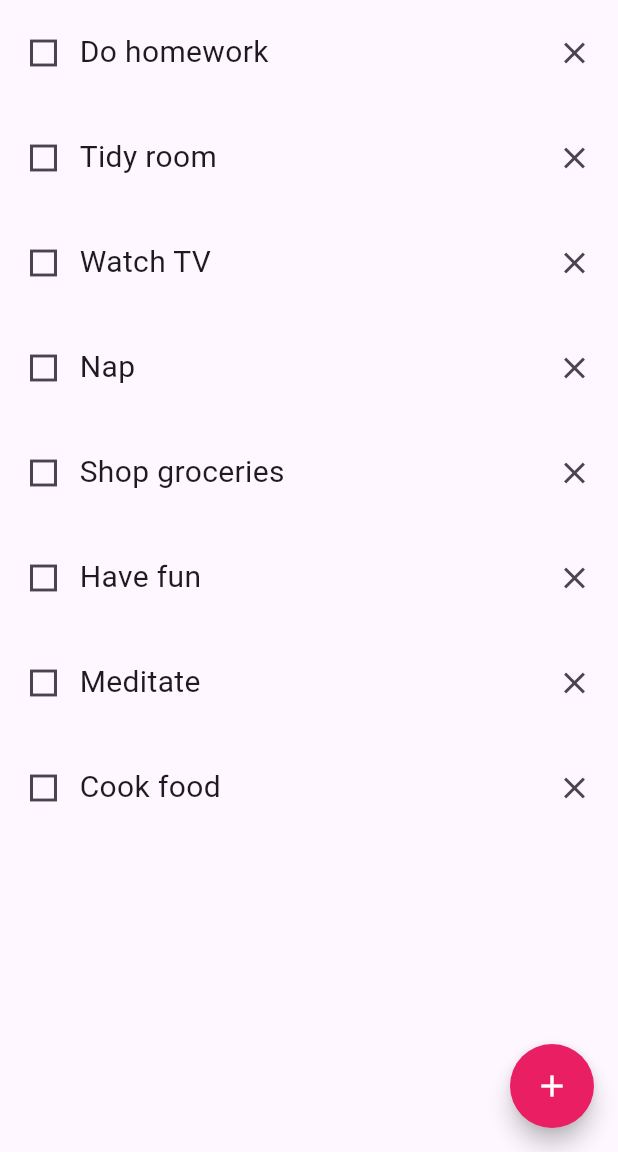
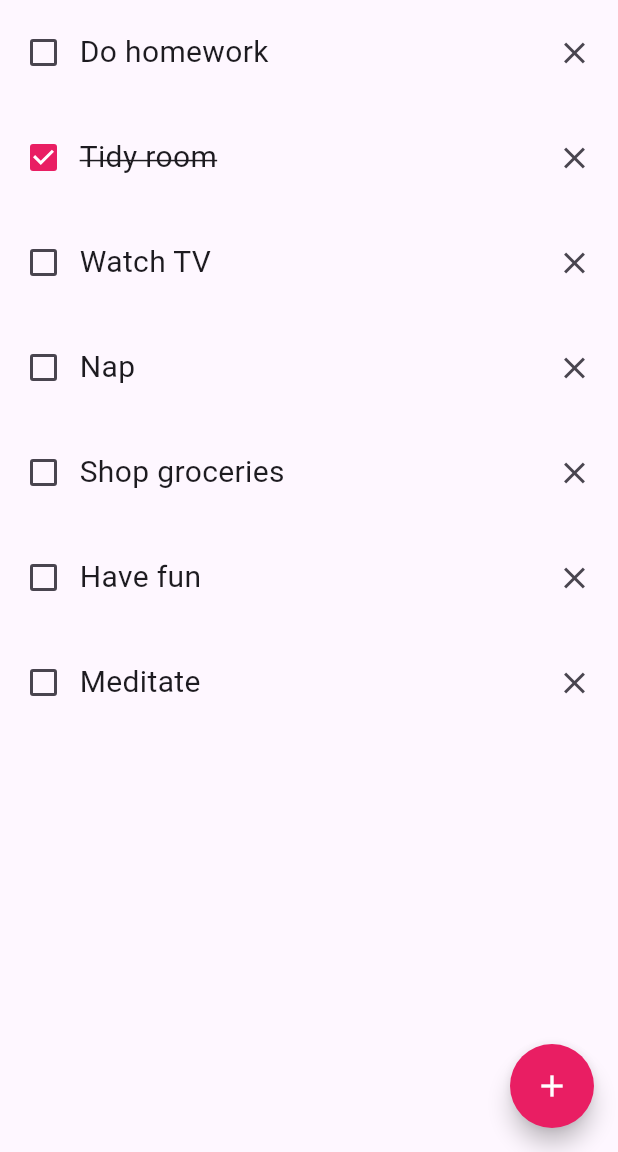
Before and after one commit to gu-tig333-ht25/guslunjofv, a Flutter app: the screen it shows after launch, after a tap on the "close" icon, on a phone screen of 412 x 824 dp, the part 84-1236 px from its top. Run offline on Flutter 3.47's test engine with Material 3 defaults, Android fonts, the phone set to English and light mode, and no system bars.

Commit message:
Kryssa i/ur boxarna funkar
List består av Todo istället för String. Använder checkbox() för funktionaliteten. En förkryssad box ger överstruken text.

```diff
--- a/lib/main.dart
+++ b/lib/main.dart
@@ -2,26 +2,29 @@ import 'package:flutter/material.dart';
 import 'package:provider/provider.dart';
 
 class MyState extends ChangeNotifier{
-  final List<String> _todos = [
-    "Write a book",
-    "Do homework",
-    "Tidy room",
-    "Watch TV",
-    "Nap",
-    "Shop groceries",
-    "Have fun",
-    "Meditate",
-    "Cook food"
+  final List<Todo> _todos = [          //list with the items included in the app's todolist
+    Todo(title: 'Write a book'),
+    Todo(title: 'Do homework'),
+    Todo(title: 'Tidy room', done: true),
+    Todo(title: 'Watch TV'),
+    Todo(title: 'Nap'),
+    Todo(title: 'Shop groceries'),
+    Todo(title: 'Have fun'),
+    Todo(title: 'Meditate'),
   ];
 
-  List<String> get todos => _todos;
+  List<Todo> get todos => _todos;
 
   void addTodo(String title) {
-    _todos.add(title);
+    _todos.add(Todo(title: title));
     notifyListeners();
 }
-  void removeTodo(String title) {
-    _todos.remove(title);
+  void removeTodo(Todo todo) {
+    _todos.remove(todo);
+    notifyListeners();
+  }
+    void checkTodo(Todo todo, bool? value) {
+    todo.done = value ?? false;               //if value is null, set todo.done to false
     notifyListeners();
   }
 }
@@ -34,6 +37,13 @@ void main() {
     child: MyApp(),
     ),
     );
+}
+
+class Todo {         //class with title and done (true/false), can take more info than only a list taking String (as used before)
+  String title;
+  bool done;
+
+  Todo({required this.title, this.done = false});
 }
 
 class MyApp extends StatelessWidget {
@@ -49,9 +59,9 @@ class MyApp extends StatelessWidget {
 }
 
 class TodoItem extends StatelessWidget {  //creates (or removes) a new item in the list, a title/name is required to add
-  final String title;
+  final Todo todo;
 
-  const TodoItem({super.key, required this.title});
+  const TodoItem({super.key, required this.todo});
 
   @override
   Widget build(BuildContext context) {
@@ -62,10 +72,10 @@ class TodoItem extends StatelessWidget {  //creates (or removes) a new item in t
       margin: EdgeInsetsGeometry.all(5),
       child: Row(
         children: [
-          IconButton(icon: Icon(Icons.square_outlined), onPressed: (){},),  //gör om detta till en iconbutton också (för att kunna kryssa i rutan)??
-          Text(title, style: TextStyle(fontSize: 20)),
+          Checkbox(value: todo.done, onChanged: (newValue){state.checkTodo(todo, newValue);}, activeColor: Colors.pink), //"newValue" is set to true or false when the box is clicked
+          Text(todo.title, style: TextStyle(fontSize: 20, decoration: todo.done ? TextDecoration.lineThrough : TextDecoration.none)), //format= condition ? valueIfTrue : valueIfFalse
           Spacer(),
-          IconButton(icon: Icon(Icons.close), onPressed: () => state.removeTodo(title),), //remove item if user clicks on the iconbutton
+          IconButton(icon: Icon(Icons.close), onPressed: () => state.removeTodo(todo),), //remove item if user clicks on the iconbutton
         ],
       ),
     );
@@ -96,8 +106,8 @@ class MyHomePage extends StatelessWidget {
         ],
 
       ),
-      body: ListView(                            //using the TodoItem class to add a new item in the list, title is required
-        children: state.todos.map((title) => TodoItem(title: title)).toList(),
+      body: ListView(                            //builds a new TodoItem widget for every Todo in the list
+        children: state.todos.map((todo) => TodoItem(todo: todo)).toList(),
           ),
 
       floatingActionButton: FloatingActionButton(              //button to navigate to the next page (AddPage())
```
